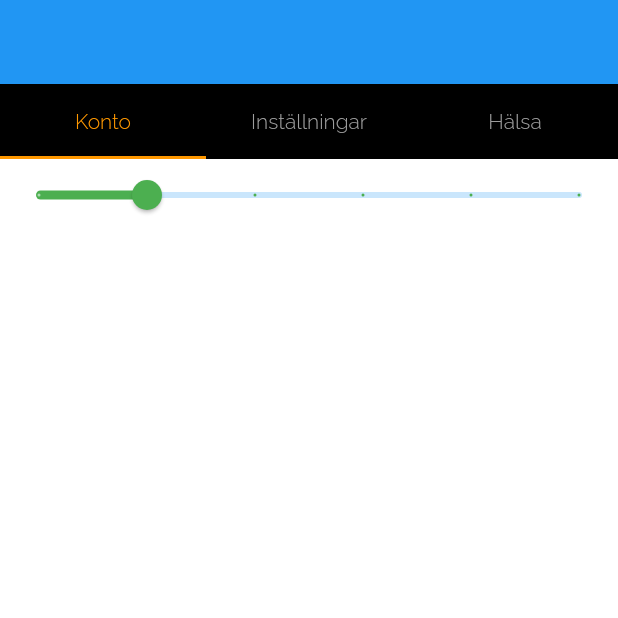
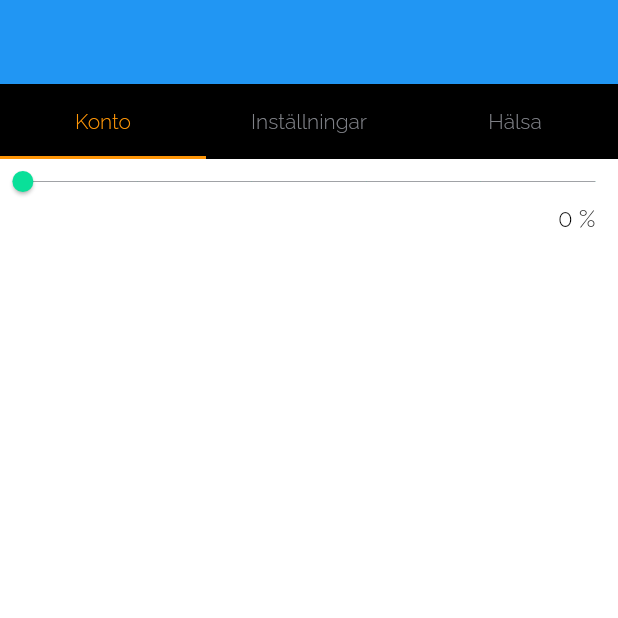
Before and after one commit to cuongdang1998/zporter_preview, a Flutter app: the screen it shows after launch, on a phone screen of 412 x 824 dp, the top half of it. Run offline on Flutter 3.47's test engine with Material 2 defaults, Android fonts, the phone set to English and light mode, and no system bars; drawn by our look-alikes of scroll_to_index; our stand-ins replace bloc, dio, dropdown_search, equatable, fl_chart, flutter_bloc and 6 more; generated files the repository leaves out were written again.

Commit message:
change color

```diff
--- a/lib/config/colors.dart
+++ b/lib/config/colors.dart
@@ -4,4 +4,13 @@ class AppColors {
   static final white = Colors.white;
   static final black = Colors.black;
   static final blue = Colors.blue;
+  static final blueColor = Color(0xff4654ea);
+  static final greyColor = Color(0xff818389);
+  static final blackColor = Color(0xff030405);
+  static final black1Color = Color(0xff252627);
+  static final black2Color = Color(0xff1E1F24);
+  static final black3Color = Color(0xff13161A);
+  static final whiteColor = Color(0xffffffff);
+  static final yellowColor = Color(0xffff9607);
+  static final greenColor = Color(0xff09E099);
 }
--- a/lib/presentation/setting/ui/account/page_account.dart
+++ b/lib/presentation/setting/ui/account/page_account.dart
@@ -1,5 +1,6 @@
 import 'package:flutter/cupertino.dart';
 import 'package:flutter/material.dart';
+import 'package:zporter_preview/presentation/setting/ui/widget/widget_common_slider.dart';
 
 class AccountPage extends StatefulWidget {
   @override
@@ -7,7 +8,20 @@ class AccountPage extends StatefulWidget {
 }
 
 class _AccountPageState extends State<AccountPage> {
-  double _currentSliderValue = 20;
+  double currentSliderValue = 0;
+  List<String> energyLevel = [
+    'No football today',
+    'Other',
+    'Gym',
+    'Personal Trainer',
+    'Team Training',
+    'Match'
+  ];
+
+  @override
+  void initState() {
+    super.initState();
+  }
 
   @override
   Widget build(BuildContext context) {
@@ -15,20 +29,16 @@ class _AccountPageState extends State<AccountPage> {
       color: Colors.white,
       child: Column(
         children: [
-          Slider(
-            value: _currentSliderValue,
-            min: 0,
-            max: 100,
-            divisions: 5,
-            label: _currentSliderValue.round().toString(),
-            onChanged: (double value) {
-              setState(() {
-                _currentSliderValue = value;
-              });
+          CommonSlider(
+            divisionNum: 5,
+            // minValue: 1,
+            // maxValue: 6,
+            // currentSliderValue: 3,
+            onChange: (valueNode) {
+              print('$valueNode');
             },
-            activeColor: Colors.green,
-            autofocus: true,
-          )
+            // levelList: energyLevel,
+          ),
         ],
       ),
     );
--- a/lib/presentation/setting/ui/settings/widget_settings/widget_notification_button.dart
+++ b/lib/presentation/setting/ui/settings/widget_settings/widget_notification_button.dart
@@ -1,4 +1,5 @@
 import 'package:flutter/material.dart';
+import 'package:zporter_preview/config/colors.dart';
 
 // ignore: must_be_immutable
 class NotificationButton extends StatefulWidget {
@@ -38,7 +39,7 @@ class _NotificationButtonState extends State<NotificationButton> {
                 height: 14,
                 decoration: BoxDecoration(
                   borderRadius: BorderRadius.circular(10),
-                  color: Colors.black38,
+                  color: AppColors.black1Color,
                 ),
               ),
             ),
@@ -52,7 +53,8 @@ class _NotificationButtonState extends State<NotificationButton> {
                 child: Container(
                   width: 20,
                   height: 20,
-                  color: widget.isSelected ? Colors.blue : Colors.black,
+                  color:
+                      widget.isSelected ? AppColors.blueColor : AppColors.white,
                 ),
               ),
             ),
--- /dev/null
+++ b/lib/presentation/setting/ui/widget/widget_common_slider.dart
@@ -0,0 +1,224 @@
+import 'package:flutter/material.dart';
+import 'package:zporter_preview/config/colors.dart';
+
+final double _levelPdLeft = 15;
+final double _levelPdRight = 15;
+
+// ignore: must_be_immutable
+class CommonSlider extends StatefulWidget {
+  double? currentSliderValue;
+  final int divisionNum;
+  final double? minValue;
+  final double? maxValue;
+  final List<String>? levelList;
+  final ValueChanged onChange;
+  final String measureUnit;
+
+  CommonSlider({
+    Key? key,
+    double? currentSliderValue,
+    required this.divisionNum,
+    double? minValue,
+    this.maxValue = 100,
+    List<String>? levelList,
+    required this.onChange,
+    this.measureUnit = '%',
+  })  : this.levelList = levelList ?? [],
+        this.minValue = minValue ?? 0,
+        this.currentSliderValue = currentSliderValue ?? minValue ?? 0,
+        super(key: key);
+
+  @override
+  _CommonSliderState createState() => _CommonSliderState();
+}
+
+class _CommonSliderState extends State<CommonSlider> {
+  List<TextItem> levelTextItemList = [];
+  int selectedIndex = 0;
+
+  @override
+  void initState() {
+    if (widget.levelList!.isNotEmpty) {
+      selectedIndex = _getSelectedIndex();
+      for (var levelText in widget.levelList!) {
+        levelTextItemList.add(TextItem(text: levelText));
+      }
+    }
+    super.initState();
+  }
+
+  @override
+  Widget build(BuildContext context) {
+    final size = MediaQuery.of(context).size;
+    return Column(
+      children: [
+        Container(
+          child: Column(
+            children: [
+              SliderTheme(
+                data: SliderThemeData(
+                  thumbColor: AppColors.greenColor,
+                  thumbShape: RoundSliderThumbShape(
+                    enabledThumbRadius: 7,
+                  ),
+
+                  /// Overlay radius = 15 => height of slide => 30
+                  overlayShape: RoundSliderOverlayShape(
+                    overlayRadius: 15.0,
+                  ),
+                  trackHeight: 0.5,
+                  activeTickMarkColor: Colors.transparent,
+                  inactiveTickMarkColor: Colors.transparent,
+                  inactiveTrackColor: AppColors.greyColor,
+                  // tickMarkShape: RoundSliderTickMarkShape(
+                  //   tickMarkRadius: 5,
+                  // ),
+                  showValueIndicator: ShowValueIndicator.never,
+                ),
+                child: Slider(
+                  value: widget.currentSliderValue!,
+                  min: widget.minValue!,
+                  max: widget.maxValue!,
+                  divisions: widget.divisionNum,
+                  onChanged: (double value) {
+                    selectedIndex = _getSelectedIndex();
+                    setState(() {
+                      widget.currentSliderValue = value;
+                      selectedIndex = _getSelectedIndex();
+                    });
+                    widget.onChange(value);
+                  },
+                  activeColor: AppColors.greenColor,
+                  autofocus: true,
+                ),
+              ),
+            ],
+          ),
+        ),
+        Visibility(
+          visible: widget.levelList!.isNotEmpty,
+          child: Padding(
+            padding: EdgeInsets.only(
+              left: _levelPdLeft,
+              right: _levelPdRight,
+            ),
+            child: Container(
+              height: 30,
+              child: Stack(
+                children: widget.levelList!
+                    .map(
+                      (levelItem) => widget.levelList!.indexOf(levelItem) == 0
+                          ? Positioned(
+                              left: 0,
+                              child: LevelTextWidget(
+                                isSelected: selectedIndex ==
+                                    widget.levelList!.indexOf(levelItem),
+                                levelText: levelItem,
+                              ),
+                            )
+                          : widget.levelList!.indexOf(levelItem) ==
+                                  widget.levelList!.length - 1
+                              ? Positioned(
+                                  right: 0,
+                                  child: LevelTextWidget(
+                                    isSelected: selectedIndex ==
+                                        widget.levelList!.indexOf(levelItem),
+                                    levelText: levelItem,
+                                  ),
+                                )
+                              : Positioned(
+                                  top: 0,
+                                  left: _getPositionLevelText(size, levelItem),
+                                  child: LevelTextWidget(
+                                    isSelected: selectedIndex ==
+                                        widget.levelList!.indexOf(levelItem),
+                                    levelText: levelItem,
+                                  ),
+                                ),
+                    )
+                    .toList(),
+              ),
+            ),
+          ),
+        ),
+        Visibility(
+          visible: widget.levelList!.isEmpty,
+          child: Align(
+            alignment: Alignment.centerRight,
+            child: Padding(
+              padding: EdgeInsets.only(right: _levelPdRight),
+              child: Text(
+                '${widget.currentSliderValue!.toInt()} ${widget.measureUnit}',
+                style: TextStyle(
+                  fontSize: 16,
+                  color: AppColors.black,
+                ),
+              ),
+            ),
+          ),
+        )
+      ],
+    );
+  }
+
+  _getPositionLevelText(size, levelItem) {
+    return ((size.width - (_levelPdLeft + _levelPdRight)) /
+                widget.divisionNum) *
+            widget.levelList!.indexOf(levelItem) -
+        (levelTextItemList[widget.levelList!.indexOf(levelItem)]
+                .getSize(context)
+                .width /
+            2);
+  }
+
+  int _getSelectedIndex() {
+    return ((widget.currentSliderValue! / widget.maxValue!) *
+            widget.divisionNum)
+        .toInt();
+  }
+}
+
+class LevelTextWidget extends StatelessWidget {
+  final String levelText;
+  final bool? isSelected;
+
+  const LevelTextWidget({
+    Key? key,
+    required this.levelText,
+    bool? isSelected,
+  })  : this.isSelected = isSelected ?? false,
+        super(key: key);
+
+  @override
+  Widget build(BuildContext context) {
+    return Text(
+      levelText,
+      style: TextStyle(
+        fontSize: 7,
+        color: isSelected! ? AppColors.greenColor : AppColors.black,
+      ),
+    );
+  }
+}
+
+class TextItem {
+  final String text;
+  TextStyle textStyle = TextStyle(
+    fontSize: 7,
+  );
+
+  TextItem({required this.text});
+
+  Size getSize(BuildContext context) {
+    return (TextPainter(
+      text: TextSpan(
+        text: text,
+        style: textStyle,
+      ),
+      maxLines: 1,
+      textScaleFactor: MediaQuery.of(context).textScaleFactor,
+      textDirection: TextDirection.ltr,
+    )..layout())
+        .size;
+  }
+}
--- a/lib/presentation/setting/ui/widget/widget_tab_item.dart
+++ b/lib/presentation/setting/ui/widget/widget_tab_item.dart
@@ -1,4 +1,5 @@
 import 'package:flutter/material.dart';
+import 'package:zporter_preview/config/colors.dart';
 
 class TabItem extends StatelessWidget {
   final Size size;
@@ -28,7 +29,7 @@ class TabItem extends StatelessWidget {
               child: Text(
                 tabText,
                 style: TextStyle(
-                  color: isSelected ? Colors.orange : Colors.grey,
+                  color: isSelected ? AppColors.yellowColor : AppColors.greyColor,
                   fontSize: 14,
                 ),
               ),
@@ -40,7 +41,7 @@ class TabItem extends StatelessWidget {
               child: Container(
                 width: double.infinity,
                 height: 2,
-                color: isSelected ? Colors.orange : Colors.transparent,
+                color: isSelected ? AppColors.yellowColor : Colors.transparent,
               ),
             )
           ],
```
Also changed, not shown: lib/presentation/setting/ui/widget/widget_common_date_picker.dart (+10 -5 lines), lib/presentation/setting/ui/widget/widget_common_dropdown.dart (+17 -4 lines), lib/presentation/setting/ui/widget/widget_common_text_field.dart (+13 -3 lines).
